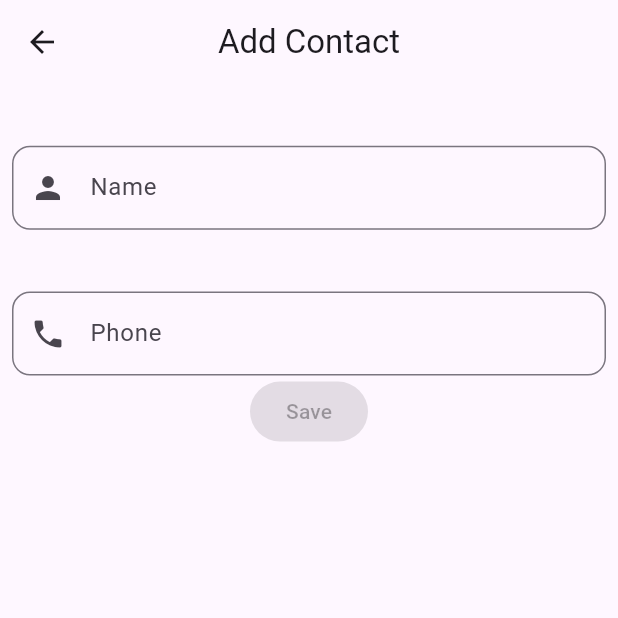
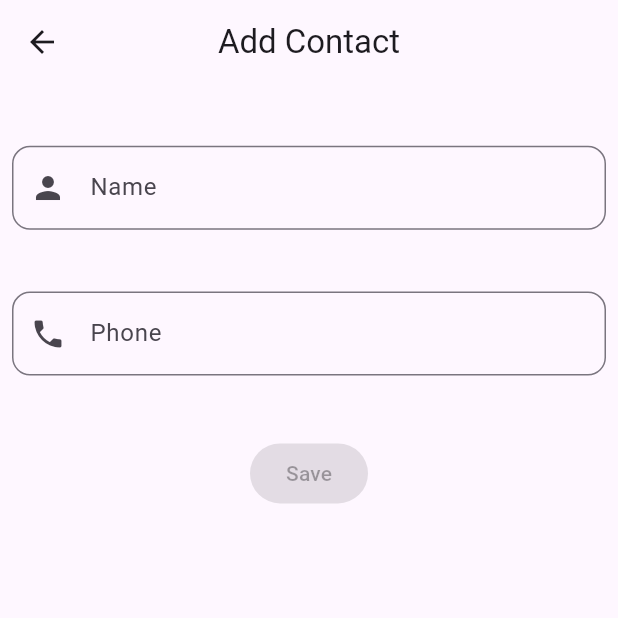
Before and after one commit to Galadima3/kontact, a Flutter app: the AddContactScreen screen opened directly, on a phone screen of 412 x 824 dp, the top half of it. Run offline on Flutter 3.47's test engine with Material 3 defaults, Android fonts, the light colour scheme and no system bars; our stand-ins replace flutter_riverpod, flutter_svg, isar; accounts and stored records are empty; generated files the repository leaves out were written again.

Commit message:
2nd Commit
Phase 1 completed

```diff
--- a/lib/src/features/contacts/domain/contact.dart
+++ b/lib/src/features/contacts/domain/contact.dart
@@ -5,6 +5,6 @@ part 'contact.g.dart';
 class Contact {
   Contact({required this.name, required this.phoneNumber});
   Id id = Isar.autoIncrement;
-  final String name;
-  final int phoneNumber;
+  String name;
+  int phoneNumber;
 }
--- a/lib/src/features/contacts/presentation/add_contact_screen.dart
+++ b/lib/src/features/contacts/presentation/add_contact_screen.dart
@@ -1,5 +1,3 @@
-
-
 import 'package:flutter/material.dart';
 import 'package:flutter_riverpod/flutter_riverpod.dart';
 
@@ -26,32 +24,6 @@ class _AddContactScreenState extends ConsumerState<AddContactScreen> {
     super.dispose();
   }
 
-  // void addContact(
-  //     WidgetRef ref, String name, String phone, BuildContext context) {
-  //   int? parsedPhone = int.tryParse(phone);
-  //   if (parsedPhone != null) {
-  //     ref
-  //         .read(contactProvider)
-  //         .saveContact(Contact(name: name, phoneNumber: parsedPhone));
-
-  //     // Show a snackbar indicating successful saving
-  //     final scaffoldMessenger = ScaffoldMessenger.of(context);
-  //     scaffoldMessenger.showSnackBar(
-  //       const SnackBar(
-  //         content: Text('Contact saved successfully!'),
-  //       ),
-  //     );
-  //   } else {
-  //     // Handle invalid phone number input
-  //     final scaffoldMessenger = ScaffoldMessenger.of(context);
-  //     scaffoldMessenger.showSnackBar(
-  //       const SnackBar(
-  //         content: Text('Invalid phone number format!'),
-  //       ),
-  //     );
-  //   }
-  // }
-
   @override
   Widget build(BuildContext context) {
     final height = MediaQuery.of(context).size.height;
@@ -66,7 +38,6 @@ class _AddContactScreenState extends ConsumerState<AddContactScreen> {
         autovalidateMode: AutovalidateMode.onUserInteraction,
         key: formKey,
         child: Column(
-          // mainAxisAlignment: MainAxisAlignment.center,
           children: [
             //name
             Padding(
@@ -101,16 +72,16 @@ class _AddContactScreenState extends ConsumerState<AddContactScreen> {
               ),
             ),
 
-            ElevatedButton(
-                onPressed: nameController.text.isNotEmpty &&
-                        phoneNumberController.text.isNotEmpty
-                    ? () => contactController.addContact(
-                          nameController.text,
-                          phoneNumberController.text,
-                          context
-                        )
-                    : null,
-                child: const Text('Save'))
+            Padding(
+              padding: EdgeInsets.symmetric(vertical: height * 0.05),
+              child: ElevatedButton(
+                  onPressed: nameController.text.isNotEmpty &&
+                          phoneNumberController.text.isNotEmpty
+                      ? () => contactController.addContact(nameController.text,
+                          phoneNumberController.text, context)
+                      : null,
+                  child: const Text('Save')),
+            )
           ],
         ),
       ),
--- a/lib/src/features/contacts/presentation/contact_controller.dart
+++ b/lib/src/features/contacts/presentation/contact_controller.dart
@@ -33,8 +33,14 @@ class AddContactController extends StateNotifier<bool> {
   }
 
   //Update
+  Future<void> updateContact(Contact updatedContact, int contactID, BuildContext context) async {
+    await contactRepository.updateContact(contactID, updatedContact).then((_) => Navigator.of(context).pop());
+  }
 
   //Delete
+  Future<void> deleteContact(int contactID) async {
+    await contactRepository.deleteContact(contactID);
+  }
 }
 
 final contactStateProvider = StateNotifierProvider<AddContactController, bool>(
```
Also changed, not shown: lib/src/features/contacts/data/contact_repository.dart (+11 -3 lines), lib/src/features/contacts/presentation/edit_contact_screen.dart (+105 -0 lines), lib/src/features/contacts/presentation/home_screen.dart (+10 -13 lines).
